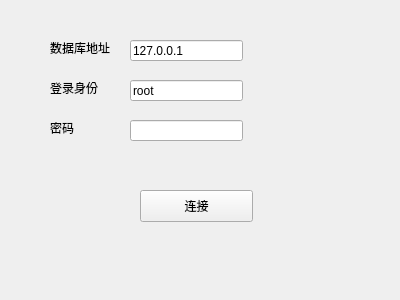
fl2011sx/app_data_analyzation_db_manage_section, file loginwindow.ui: the form before one commit.
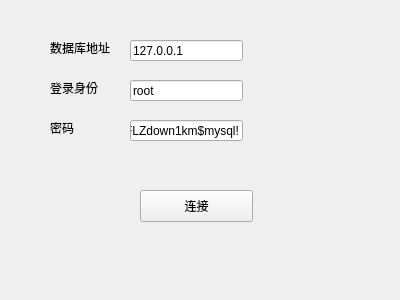
The form after the commit.

What changed in the file:
```diff
--- a/loginwindow.ui
+++ b/loginwindow.ui
@@ -36,7 +36,7 @@
     </rect>
    </property>
    <property name="text">
-    <string/>
+    <string>FLZdown1km$mysql!</string>
    </property>
   </widget>
   <widget class="QLineEdit" name="usernameFile">
```
